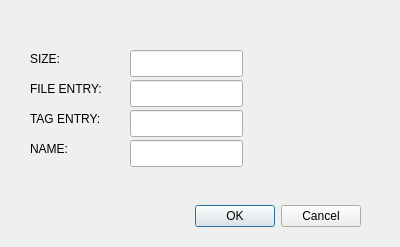
Old version of the form MFSG/add_disk.ui in the repository camiloarp/PROYECTO_1_BUMBLEBEE.
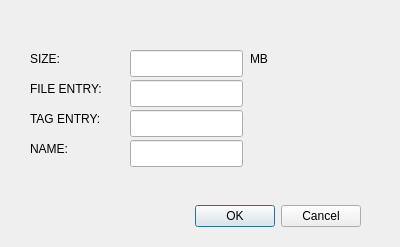
New version of the form.

The edit to the form file:
```diff
--- a/MFSG/add_disk.ui
+++ b/MFSG/add_disk.ui
@@ -121,6 +121,19 @@
     </rect>
    </property>
   </widget>
+  <widget class="QLabel" name="label_5">
+   <property name="geometry">
+    <rect>
+     <x>250</x>
+     <y>50</y>
+     <width>31</width>
+     <height>17</height>
+    </rect>
+   </property>
+   <property name="text">
+    <string>MB</string>
+   </property>
+  </widget>
  </widget>
  <resources/>
  <connections>
```
